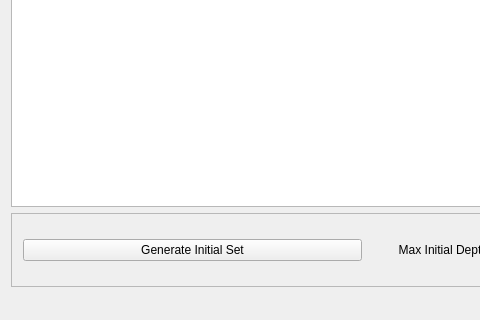
This is mainwindow.ui in samhartlebury/genone-viewer as Qt 5 draws it before an edit; both pictures show x 0 to 480 and y 170 to 490 of the 603 by 490 pixel window. The edited form follows.
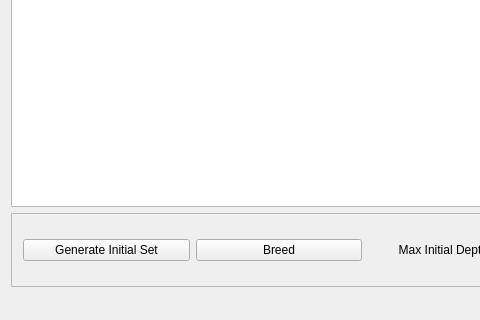
This is the edited form.

Commit message: Add convert to string function and crossoverBreed function

```diff
--- a/mainwindow.ui
+++ b/mainwindow.ui
@@ -43,6 +43,13 @@
          </property>
         </widget>
        </item>
+       <item>
+        <widget class="QPushButton" name="breedButton">
+         <property name="text">
+          <string>Breed</string>
+         </property>
+        </widget>
+       </item>
        <item>
         <widget class="QLabel" name="label">
          <property name="maximumSize">
```
The commit also changes 4 other files.
